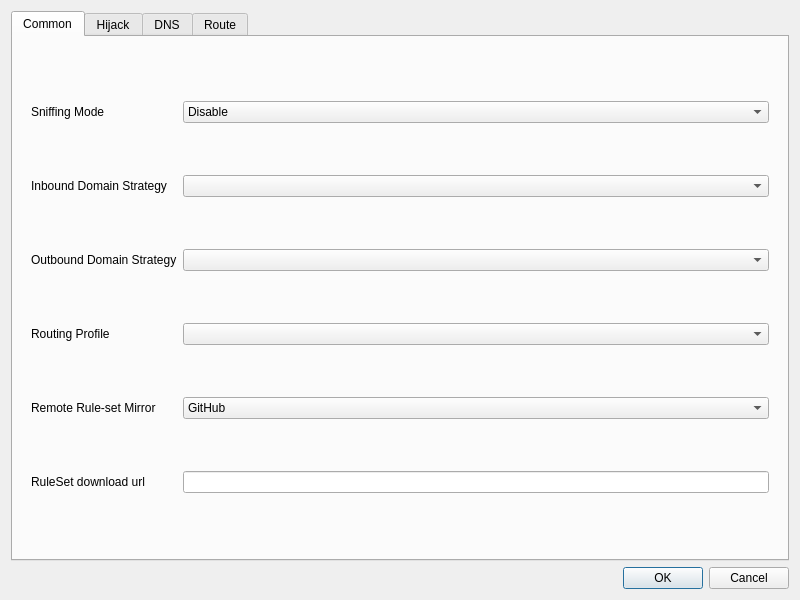
This is src/nekobox/ui/setting/dialog_manage_routes.ui in qr243vbi/nekobox as Qt 5 draws it before an edit. The edited form follows.
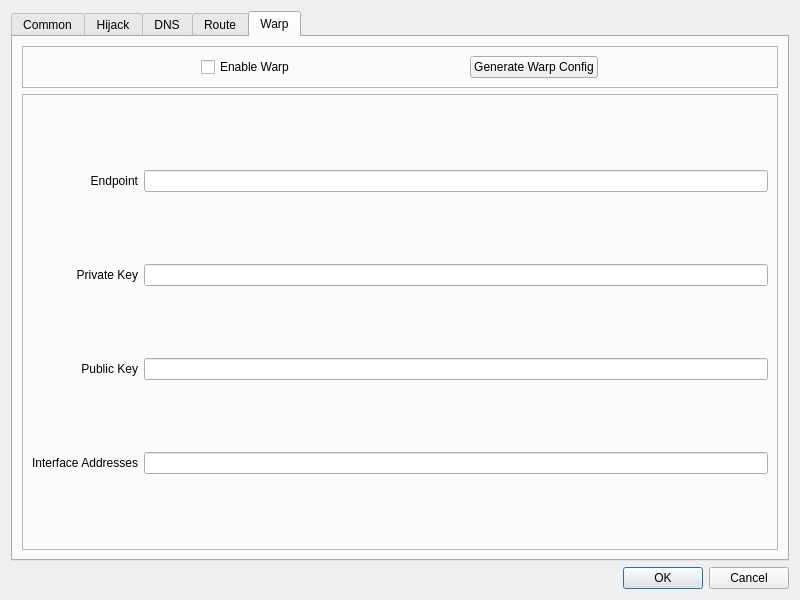
This is the edited form.

Commit message: Create Warp dialog

The edit to the form file:
```diff
--- a/src/nekobox/ui/setting/dialog_manage_routes.ui
+++ b/src/nekobox/ui/setting/dialog_manage_routes.ui
@@ -17,7 +17,7 @@
    <item>
     <widget class="QTabWidget" name="routes_tab">
      <property name="currentIndex">
-      <number>0</number>
+      <number>4</number>
      </property>
      <widget class="QWidget" name="tab">
       <attribute name="title">
@@ -26,80 +26,10 @@
       <layout class="QVBoxLayout" name="verticalLayout_3">
        <item>
         <widget class="QWidget" name="widget" native="true">
+         <property name="layoutDirection">
+          <enum>Qt::LayoutDirection::LeftToRight</enum>
+         </property>
          <layout class="QGridLayout" name="gridLayout_2">
-          <item row="1" column="0">
-           <widget class="QLabel" name="label">
-            <property name="sizePolicy">
-             <sizepolicy hsizetype="Fixed" vsizetype="Fixed">
-              <horstretch>0</horstretch>
-              <verstretch>0</verstretch>
-             </sizepolicy>
-            </property>
-            <property name="toolTip">
-             <string>Sniffs the connections intial packet(s?) to identify the protocol and the SNI. Sniff result for destination also rewrites the destionation of the connection to the sniffed SNI. For more data on the sniffed protocol refer to the sing-box's documentation.</string>
-            </property>
-            <property name="text">
-             <string>Sniffing Mode</string>
-            </property>
-           </widget>
-          </item>
-          <item row="1" column="1">
-           <widget class="QComboBox" name="sniffing_mode">
-            <item>
-             <property name="text">
-              <string>Disable</string>
-             </property>
-            </item>
-            <item>
-             <property name="text">
-              <string>Sniff result for routing</string>
-             </property>
-            </item>
-           </widget>
-          </item>
-          <item row="4" column="0">
-           <widget class="QLabel" name="route_prof_l">
-            <property name="sizePolicy">
-             <sizepolicy hsizetype="Fixed" vsizetype="Fixed">
-              <horstretch>0</horstretch>
-              <verstretch>0</verstretch>
-             </sizepolicy>
-            </property>
-            <property name="text">
-             <string>Routing Profile</string>
-            </property>
-           </widget>
-          </item>
-          <item row="3" column="1">
-           <widget class="QComboBox" name="outbound_domain_strategy">
-            <property name="editable">
-             <bool>false</bool>
-            </property>
-           </widget>
-          </item>
-          <item row="2" column="0">
-           <widget class="QLabel" name="label_6">
-            <property name="sizePolicy">
-             <sizepolicy hsizetype="Fixed" vsizetype="Fixed">
-              <horstretch>0</horstretch>
-              <verstretch>0</verstretch>
-             </sizepolicy>
-            </property>
-            <property name="toolTip">
-             <string notr="true">&lt;html&gt;&lt;head/&gt;&lt;body&gt;&lt;p&gt;Enable to resolve domains to IP before routing based on the strategy&lt;/p&gt;&lt;/body&gt;&lt;/html&gt;</string>
-            </property>
-            <property name="text">
-             <string>Inbound Domain Strategy</string>
-            </property>
-           </widget>
-          </item>
-          <item row="2" column="1">
-           <widget class="QComboBox" name="domainStrategyCombo">
-            <property name="editable">
-             <bool>false</bool>
-            </property>
-           </widget>
-          </item>
           <item row="5" column="1">
            <widget class="QComboBox" name="ruleset_mirror">
             <item>
@@ -134,26 +64,10 @@
             </item>
            </widget>
           </item>
-          <item row="4" column="1">
-           <widget class="QComboBox" name="route_prof"/>
-          </item>
-          <item row="5" column="0">
-           <widget class="QLabel" name="ruleset_mirror_l">
-            <property name="sizePolicy">
-             <sizepolicy hsizetype="Fixed" vsizetype="Fixed">
-              <horstretch>0</horstretch>
-              <verstretch>0</verstretch>
-             </sizepolicy>
-            </property>
-            <property name="text">
-             <string>Remote Rule-set Mirror</string>
-            </property>
-           </widget>
-          </item>
           <item row="3" column="0">
            <widget class="QLabel" name="label_3">
             <property name="sizePolicy">
-             <sizepolicy hsizetype="Fixed" vsizetype="Fixed">
+             <sizepolicy hsizetype="Minimum" vsizetype="Fixed">
               <horstretch>0</horstretch>
               <verstretch>0</verstretch>
              </sizepolicy>
@@ -164,12 +78,37 @@
             <property name="text">
              <string>Outbound Domain Strategy</string>
             </property>
+            <property name="alignment">
+             <set>Qt::AlignmentFlag::AlignRight|Qt::AlignmentFlag::AlignTrailing|Qt::AlignmentFlag::AlignVCenter</set>
+            </property>
+           </widget>
+          </item>
+          <item row="4" column="1">
+           <widget class="QComboBox" name="route_prof"/>
+          </item>
+          <item row="6" column="1">
+           <widget class="QLineEdit" name="ruleset_json_url"/>
+          </item>
+          <item row="5" column="0">
+           <widget class="QLabel" name="ruleset_mirror_l">
+            <property name="sizePolicy">
+             <sizepolicy hsizetype="Minimum" vsizetype="Fixed">
+              <horstretch>0</horstretch>
+              <verstretch>0</verstretch>
+             </sizepolicy>
+            </property>
+            <property name="text">
+             <string>Remote Rule-set Mirror</string>
+            </property>
+            <property name="alignment">
+             <set>Qt::AlignmentFlag::AlignRight|Qt::AlignmentFlag::AlignTrailing|Qt::AlignmentFlag::AlignVCenter</set>
+            </property>
            </widget>
           </item>
           <item row="6" column="0">
            <widget class="QLabel" name="label_4">
             <property name="sizePolicy">
-             <sizepolicy hsizetype="Fixed" vsizetype="Fixed">
+             <sizepolicy hsizetype="Minimum" vsizetype="Fixed">
               <horstretch>0</horstretch>
               <verstretch>0</verstretch>
              </sizepolicy>
@@ -177,10 +116,95 @@
             <property name="text">
              <string>RuleSet download url</string>
             </property>
+            <property name="alignment">
+             <set>Qt::AlignmentFlag::AlignRight|Qt::AlignmentFlag::AlignTrailing|Qt::AlignmentFlag::AlignVCenter</set>
+            </property>
            </widget>
           </item>
-          <item row="6" column="1">
-           <widget class="QLineEdit" name="ruleset_json_url"/>
+          <item row="2" column="0">
+           <widget class="QLabel" name="label_6">
+            <property name="sizePolicy">
+             <sizepolicy hsizetype="Minimum" vsizetype="Fixed">
+              <horstretch>0</horstretch>
+              <verstretch>0</verstretch>
+             </sizepolicy>
+            </property>
+            <property name="toolTip">
+             <string notr="true">&lt;html&gt;&lt;head/&gt;&lt;body&gt;&lt;p&gt;Enable to resolve domains to IP before routing based on the strategy&lt;/p&gt;&lt;/body&gt;&lt;/html&gt;</string>
+            </property>
+            <property name="text">
+             <string>Inbound Domain Strategy</string>
+            </property>
+            <property name="alignment">
+             <set>Qt::AlignmentFlag::AlignRight|Qt::AlignmentFlag::AlignTrailing|Qt::AlignmentFlag::AlignVCenter</set>
+            </property>
+           </widget>
+          </item>
+          <item row="4" column="0">
+           <widget class="QLabel" name="route_prof_l">
+            <property name="sizePolicy">
+             <sizepolicy hsizetype="Minimum" vsizetype="Fixed">
+              <horstretch>0</horstretch>
+              <verstretch>0</verstretch>
+             </sizepolicy>
+            </property>
+            <property name="text">
+             <string>Routing Profile</string>
+            </property>
+            <property name="alignment">
+             <set>Qt::AlignmentFlag::AlignRight|Qt::AlignmentFlag::AlignTrailing|Qt::AlignmentFlag::AlignVCenter</set>
+            </property>
+           </widget>
+          </item>
+          <item row="3" column="1">
+           <widget class="QComboBox" name="outbound_domain_strategy">
+            <property name="editable">
+             <bool>false</bool>
+            </property>
+           </widget>
+          </item>
+          <item row="2" column="1">
+           <widget class="QComboBox" name="domainStrategyCombo">
+            <property name="editable">
+             <bool>false</bool>
+            </property>
+           </widget>
+          </item>
+          <item row="1" column="1">
+           <widget class="QComboBox" name="sniffing_mode">
+            <item>
+             <property name="text">
+              <string>Disable</string>
+             </property>
+            </item>
+            <item>
+             <property name="text">
+              <string>Sniff result for routing</string>
+             </property>
+            </item>
+           </widget>
+          </item>
+          <item row="1" column="0">
+           <widget class="QLabel" name="label">
+            <property name="sizePolicy">
+             <sizepolicy hsizetype="Minimum" vsizetype="Fixed">
+              <horstretch>0</horstretch>
+              <verstretch>0</verstretch>
+             </sizepolicy>
+            </property>
+            <property name="toolTip">
+             <string>Sniffs the connections intial packet(s?) to identify the protocol and the SNI. Sniff result for destination also rewrites the destionation of the connection to the sniffed SNI. For more data on the sniffed protocol refer to the sing-box's documentation.</string>
+            </property>
+            <property name="layoutDirection">
+             <enum>Qt::LayoutDirection::RightToLeft</enum>
+            </property>
+            <property name="text">
+             <string>Sniffing Mode</string>
+            </property>
+            <property name="alignment">
+             <set>Qt::AlignmentFlag::AlignRight|Qt::AlignmentFlag::AlignTrailing|Qt::AlignmentFlag::AlignVCenter</set>
+            </property>
+           </widget>
           </item>
          </layout>
         </widget>
@@ -629,6 +653,127 @@
        </item>
       </layout>
      </widget>
+     <widget class="QWidget" name="tab_5">
+      <attribute name="title">
+       <string>Warp</string>
+      </attribute>
+      <layout class="QVBoxLayout" name="verticalLayout_8">
+       <item>
+        <widget class="QFrame" name="frame_2">
+         <property name="sizePolicy">
+          <sizepolicy hsizetype="Preferred" vsizetype="Maximum">
+           <horstretch>0</horstretch>
+           <verstretch>0</verstretch>
+          </sizepolicy>
+         </property>
+         <property name="frameShape">
+          <enum>QFrame::Shape::StyledPanel</enum>
+         </property>
+         <property name="frameShadow">
+          <enum>QFrame::Shadow::Raised</enum>
+         </property>
+         <layout class="QHBoxLayout" name="horizontalLayout_6">
+          <item>
+           <widget class="QCheckBox" name="enable_warp_2">
+            <property name="sizePolicy">
+             <sizepolicy hsizetype="Maximum" vsizetype="Fixed">
+              <horstretch>0</horstretch>
+              <verstretch>0</verstretch>
+             </sizepolicy>
+            </property>
+            <property name="toolTip">
+             <string>&lt;html&gt;&lt;head/&gt;&lt;body&gt;&lt;p&gt;Enables the following config to be used as egress, useful for bypassing services restrciting non-warp VPNs&lt;/p&gt;&lt;/body&gt;&lt;/html&gt;</string>
+            </property>
+            <property name="text">
+             <string>Enable Warp</string>
+            </property>
+           </widget>
+          </item>
+          <item>
+           <widget class="QPushButton" name="warp_autogen_2">
+            <property name="sizePolicy">
+             <sizepolicy hsizetype="Maximum" vsizetype="Fixed">
+              <horstretch>0</horstretch>
+              <verstretch>0</verstretch>
+             </sizepolicy>
+            </property>
+            <property name="toolTip">
+             <string>&lt;html&gt;&lt;head/&gt;&lt;body&gt;&lt;p&gt;Gets a new config from cloudflare API&lt;/p&gt;&lt;/body&gt;&lt;/html&gt;</string>
+            </property>
+            <property name="text">
+             <string>Generate Warp Config</string>
+            </property>
+           </widget>
+          </item>
+         </layout>
+        </widget>
+       </item>
+       <item>
+        <widget class="QFrame" name="frame">
+         <property name="frameShape">
+          <enum>QFrame::Shape::StyledPanel</enum>
+         </property>
+         <property name="frameShadow">
+          <enum>QFrame::Shadow::Raised</enum>
+         </property>
+         <layout class="QGridLayout" name="gridLayout_3">
+          <item row="0" column="0">
+           <widget class="QLabel" name="label_7">
+            <property name="text">
+             <string>Endpoint</string>
+            </property>
+            <property name="alignment">
+             <set>Qt::AlignmentFlag::AlignRight|Qt::AlignmentFlag::AlignTrailing|Qt::AlignmentFlag::AlignVCenter</set>
+            </property>
+           </widget>
+          </item>
+          <item row="0" column="1">
+           <widget class="QLineEdit" name="warp_ep"/>
+          </item>
+          <item row="2" column="0">
+           <widget class="QLabel" name="label_12">
+            <property name="text">
+             <string>Public Key</string>
+            </property>
+            <property name="alignment">
+             <set>Qt::AlignmentFlag::AlignRight|Qt::AlignmentFlag::AlignTrailing|Qt::AlignmentFlag::AlignVCenter</set>
+            </property>
+           </widget>
+          </item>
+          <item row="1" column="1">
+           <widget class="QLineEdit" name="warp_private_key"/>
+          </item>
+          <item row="2" column="1">
+           <widget class="QLineEdit" name="warp_public_key_2"/>
+          </item>
+          <item row="1" column="0">
+           <widget class="QLabel" name="label_5">
+            <property name="text">
+             <string>Private Key</string>
+            </property>
+            <property name="alignment">
+             <set>Qt::AlignmentFlag::AlignRight|Qt::AlignmentFlag::AlignTrailing|Qt::AlignmentFlag::AlignVCenter</set>
+            </property>
+           </widget>
+          </item>
+          <item row="3" column="0">
+           <widget class="QLabel" name="label_13">
+            <property name="text">
+             <string>Interface Addresses</string>
+            </property>
+            <property name="alignment">
+             <set>Qt::AlignmentFlag::AlignRight|Qt::AlignmentFlag::AlignTrailing|Qt::AlignmentFlag::AlignVCenter</set>
+            </property>
+           </widget>
+          </item>
+          <item row="3" column="1">
+           <widget class="QLineEdit" name="warp_ifc_addrs_2"/>
+          </item>
+         </layout>
+        </widget>
+       </item>
+      </layout>
+     </widget>
     </widget>
    </item>
    <item>
```
Left out of the diff: 18 changed lines with no effect on the pictures.
